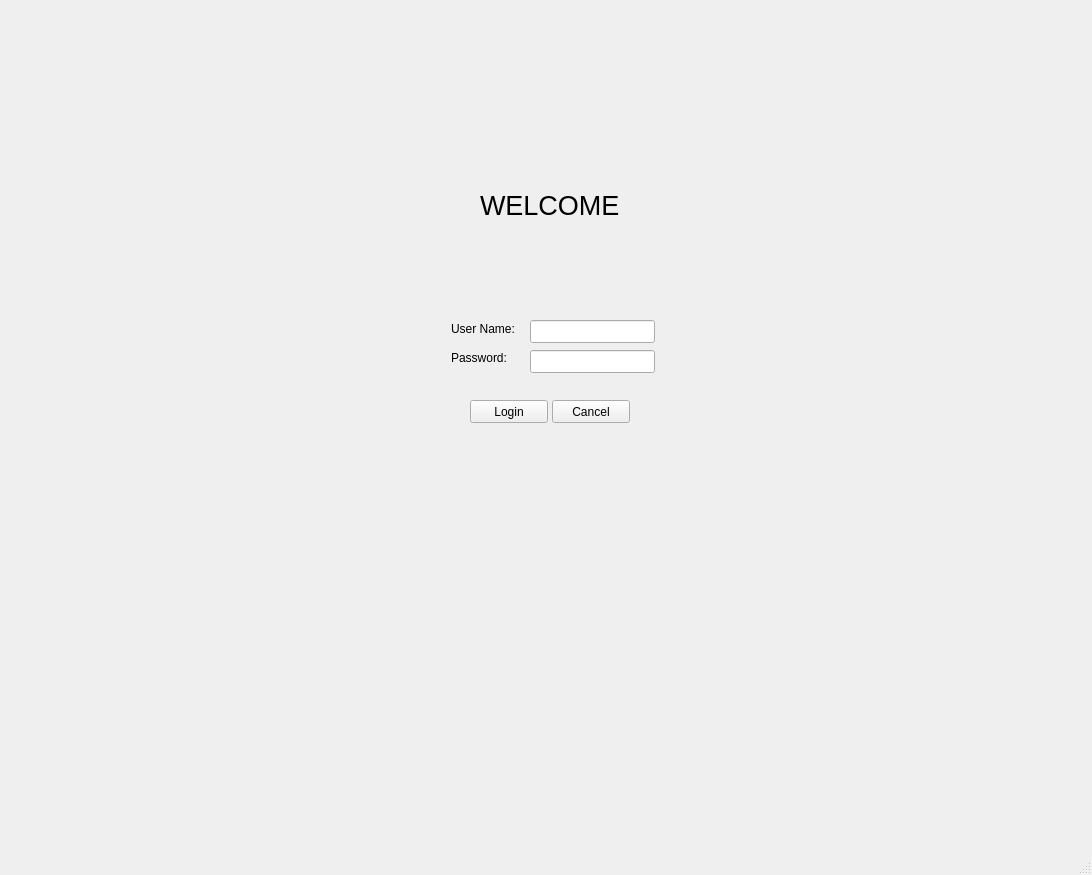
Before: the Qt Designer form WMS_System/UI/Login_layout.ui in cdefaz08/WMS, drawn with Qt 5.
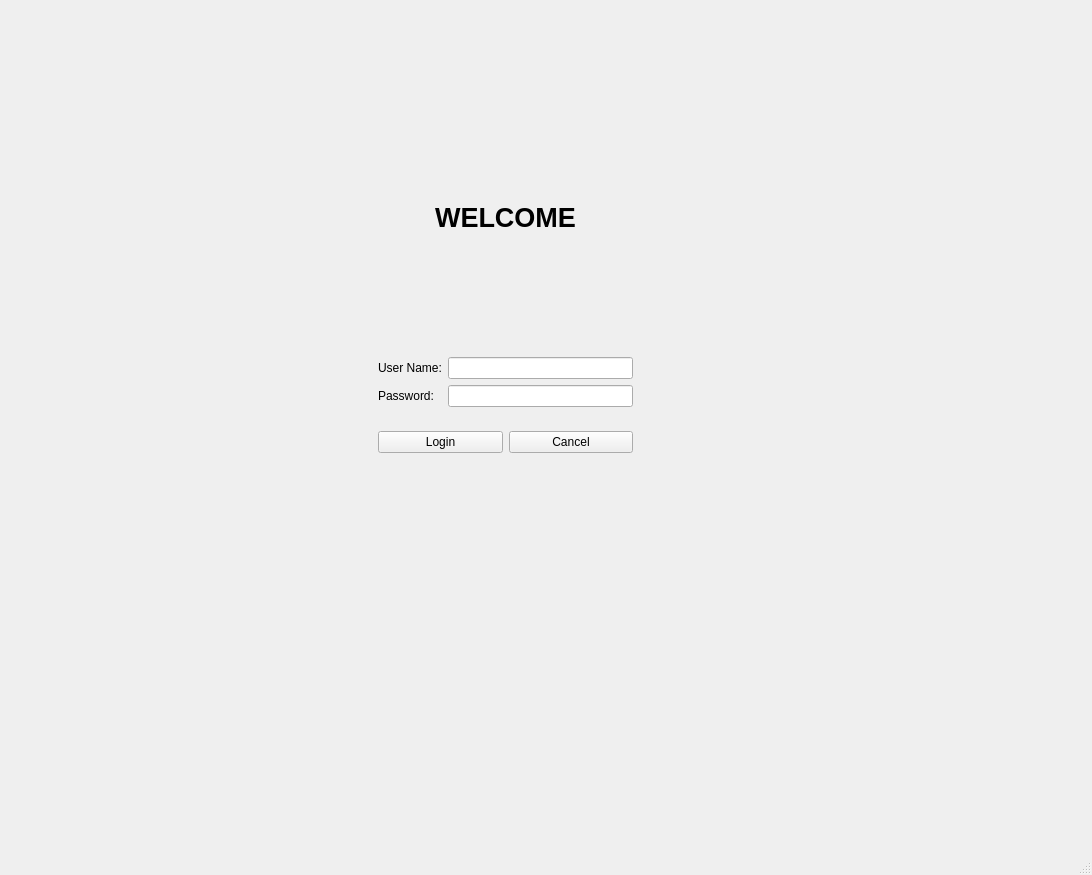
After: the same form once the commit is applied.

Commit message: Update new Layout colors and formats

Diff of the .ui file:
```diff
--- a/WMS_System/UI/Login_layout.ui
+++ b/WMS_System/UI/Login_layout.ui
@@ -20,108 +20,125 @@
    <widget class="QWidget" name="LoginWindow" native="true">
     <property name="geometry">
      <rect>
-      <x>380</x>
-      <y>80</y>
-      <width>341</width>
-      <height>521</height>
+      <x>360</x>
+      <y>180</y>
+      <width>291</width>
+      <height>291</height>
      </rect>
     </property>
-    <widget class="QLabel" name="lb_Welcome">
-     <property name="geometry">
-      <rect>
-       <x>100</x>
-       <y>100</y>
-       <width>141</width>
-       <height>51</height>
-      </rect>
-     </property>
-     <property name="font">
-      <font>
-       <pointsize>20</pointsize>
-      </font>
-     </property>
-     <property name="text">
-      <string>WELCOME</string>
-     </property>
-    </widget>
-    <widget class="QPushButton" name="btn_Cancel">
-     <property name="geometry">
-      <rect>
-       <x>172</x>
-       <y>320</y>
-       <width>78</width>
-       <height>23</height>
-      </rect>
-     </property>
-     <property name="text">
-      <string>Cancel</string>
-     </property>
-    </widget>
-    <widget class="QPushButton" name="btn_Login">
-     <property name="geometry">
-      <rect>
-       <x>90</x>
-       <y>320</y>
-       <width>78</width>
-       <height>23</height>
-      </rect>
-     </property>
-     <property name="text">
-      <string>Login</string>
-     </property>
-    </widget>
-    <widget class="QLabel" name="lb_User">
-     <property name="geometry">
-      <rect>
-       <x>71</x>
-       <y>241</y>
-       <width>71</width>
-       <height>16</height>
-      </rect>
-     </property>
-     <property name="text">
-      <string>User Name:</string>
-     </property>
-    </widget>
-    <widget class="QLineEdit" name="Passw_data">
-     <property name="geometry">
-      <rect>
-       <x>150</x>
-       <y>270</y>
-       <width>125</width>
-       <height>23</height>
-      </rect>
-     </property>
-     <property name="inputMethodHints">
-      <set>Qt::ImhSensitiveData</set>
-     </property>
-    </widget>
-    <widget class="QLabel" name="lb_password">
-     <property name="geometry">
-      <rect>
-       <x>71</x>
-       <y>270</y>
-       <width>61</width>
-       <height>16</height>
-      </rect>
-     </property>
-     <property name="text">
-      <string>Password:</string>
-     </property>
-    </widget>
-    <widget class="QLineEdit" name="User_input">
-     <property name="geometry">
-      <rect>
-       <x>150</x>
-       <y>240</y>
-       <width>125</width>
-       <height>23</height>
-      </rect>
-     </property>
-     <property name="inputMethodHints">
-      <set>Qt::ImhUppercaseOnly</set>
-     </property>
-    </widget>
+    <layout class="QGridLayout" name="gridLayout_4">
+     <item row="2" column="0">
+      <widget class="QFrame" name="frame_3">
+       <property name="frameShape">
+        <enum>QFrame::NoFrame</enum>
+       </property>
+       <property name="frameShadow">
+        <enum>QFrame::Raised</enum>
+       </property>
+       <layout class="QGridLayout" name="gridLayout_3">
+        <item row="0" column="0">
+         <widget class="QFrame" name="frame">
+          <property name="frameShape">
+           <enum>QFrame::NoFrame</enum>
+          </property>
+          <property name="frameShadow">
+           <enum>QFrame::Raised</enum>
+          </property>
+          <layout class="QGridLayout" name="gridLayout">
+           <item row="1" column="1">
+            <widget class="QLineEdit" name="User_input">
+             <property name="inputMethodHints">
+              <set>Qt::ImhUppercaseOnly</set>
+             </property>
+            </widget>
+           </item>
+           <item row="1" column="0">
+            <widget class="QLabel" name="lb_User">
+             <property name="text">
+              <string>User Name:</string>
+             </property>
+            </widget>
+           </item>
+           <item row="2" column="0">
+            <widget class="QLabel" name="lb_password">
+             <property name="text">
+              <string>Password:</string>
+             </property>
+            </widget>
+           </item>
+           <item row="2" column="1">
+            <widget class="QLineEdit" name="Passw_data">
+             <property name="inputMethodHints">
+              <set>Qt::ImhSensitiveData</set>
+             </property>
+            </widget>
+           </item>
+          </layout>
+         </widget>
+        </item>
+        <item row="1" column="0">
+         <widget class="QFrame" name="frame_2">
+          <property name="frameShape">
+           <enum>QFrame::NoFrame</enum>
+          </property>
+          <property name="frameShadow">
+           <enum>QFrame::Raised</enum>
+          </property>
+          <layout class="QGridLayout" name="gridLayout_2">
+           <item row="0" column="0">
+            <widget class="QPushButton" name="btn_Login">
+             <property name="text">
+              <string>Login</string>
+             </property>
+            </widget>
+           </item>
+           <item row="0" column="1">
+            <widget class="QPushButton" name="btn_Cancel">
+             <property name="text">
+              <string>Cancel</string>
+             </property>
+            </widget>
+           </item>
+          </layout>
+         </widget>
+        </item>
+       </layout>
+      </widget>
+     </item>
+     <item row="0" column="0">
+      <widget class="QLabel" name="lb_Welcome">
+       <property name="font">
+        <font>
+         <pointsize>20</pointsize>
+         <weight>75</weight>
+         <bold>true</bold>
+        </font>
+       </property>
+       <property name="text">
+        <string>WELCOME</string>
+       </property>
+       <property name="textFormat">
+        <enum>Qt::AutoText</enum>
+       </property>
+       <property name="alignment">
+        <set>Qt::AlignCenter</set>
+       </property>
+      </widget>
+     </item>
+     <item row="1" column="0">
+      <spacer name="horizontalSpacer">
+       <property name="orientation">
+        <enum>Qt::Horizontal</enum>
+       </property>
+       <property name="sizeHint" stdset="0">
+        <size>
+         <width>198</width>
+         <height>78</height>
+        </size>
+       </property>
+      </spacer>
+     </item>
+    </layout>
    </widget>
   </widget>
   <widget class="QMenuBar" name="menubar">
```
The commit also changes 10 other files.
